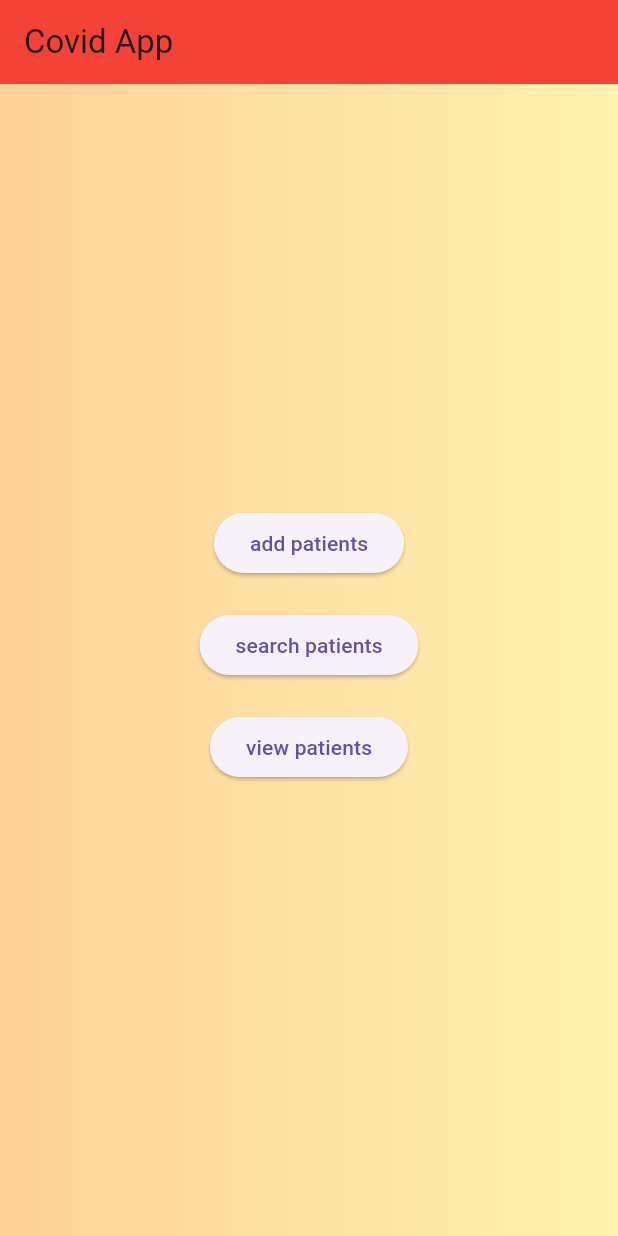
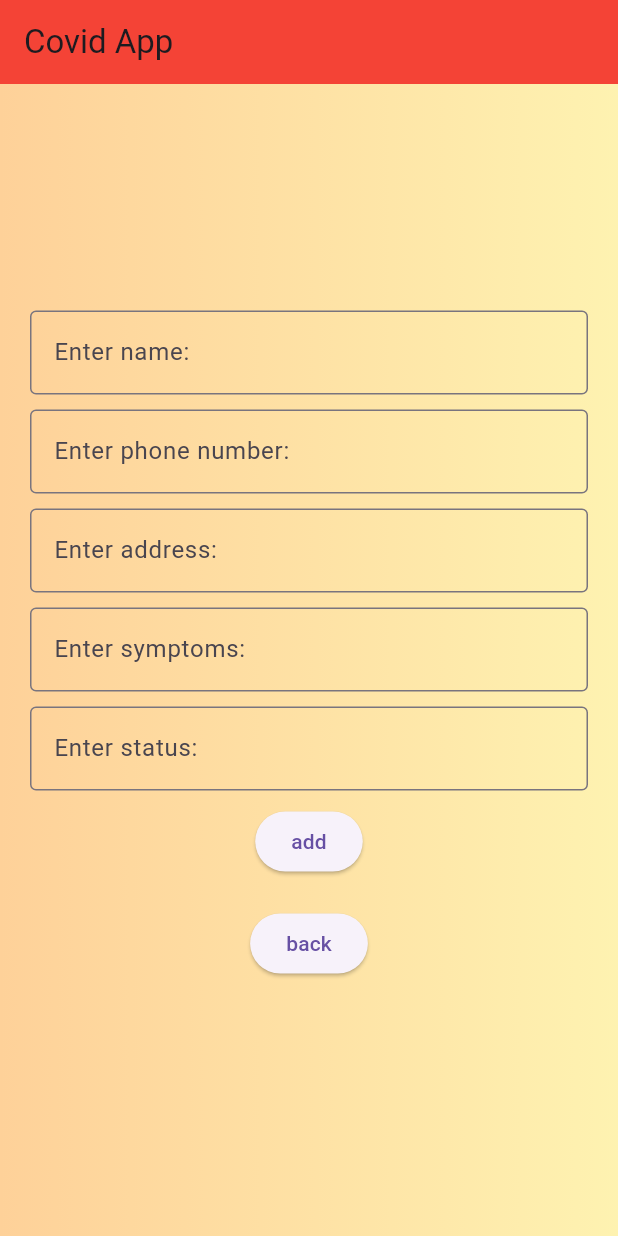
Before and after one commit to leayajoseph/covid_app_frontend, a Flutter app: the screen it shows after launch, after a tap on "add patients", on a phone screen of 412 x 824 dp. Run offline on Flutter 3.47's test engine with Material 3 defaults, Android fonts, the phone set to English and light mode, and no system bars.

Commit message:
add_patient completed

```diff
--- /dev/null
+++ b/lib/models/patient_models.dart
@@ -0,0 +1,49 @@
+// To parse this JSON data, do
+//
+//     final patient = patientFromJson(jsonString);
+
+import 'dart:convert';
+
+List<Patient> patientFromJson(String str) => List<Patient>.from(json.decode(str).map((x) => Patient.fromJson(x)));
+
+String patientToJson(List<Patient> data) => json.encode(List<dynamic>.from(data.map((x) => x.toJson())));
+
+class Patient {
+  String id;
+  String name;
+  String phone;
+  String address;
+  String symptoms;
+  String status;
+  int v;
+
+  Patient({
+    required this.id,
+    required this.name,
+    required this.phone,
+    required this.address,
+    required this.symptoms,
+    required this.status,
+    required this.v,
+  });
+
+  factory Patient.fromJson(Map<String, dynamic> json) => Patient(
+    id: json["_id"],
+    name: json["name"],
+    phone: json["phone"],
+    address: json["address"],
+    symptoms: json["symptoms"],
+    status: json["status"],
+    v: json["__v"],
+  );
+
+  Map<String, dynamic> toJson() => {
+    "_id": id,
+    "name": name,
+    "phone": phone,
+    "address": address,
+    "symptoms": symptoms,
+    "status": status,
+    "__v": v,
+  };
+}
--- a/lib/pages/Covid_app.dart
+++ b/lib/pages/Covid_app.dart
@@ -1,3 +1,4 @@
+import 'package:covid_app/pages/add_patients.dart';
 import 'package:flutter/material.dart';
 
 class CovidApp extends StatelessWidget {
@@ -27,6 +28,7 @@ class CovidApp extends StatelessWidget {
             ElevatedButton(
                 onPressed: ()
                 {
+                  Navigator.push(context, MaterialPageRoute(builder: (context)=>AddPatients()));
 
                 }, child: Text("add patients")),
             SizedBox(height: 20,),
--- /dev/null
+++ b/lib/pages/add_patients.dart
@@ -0,0 +1,110 @@
+import 'dart:convert';
+
+import 'package:covid_app/services/patient_services.dart';
+import 'package:flutter/material.dart';
+
+class AddPatients extends StatefulWidget {
+  const AddPatients({super.key});
+
+  @override
+  State<AddPatients> createState() => _AddPatientsState();
+}
+
+class _AddPatientsState extends State<AddPatients> {
+  TextEditingController ob1=new TextEditingController();
+  TextEditingController ob2=new TextEditingController();
+  TextEditingController ob3=new TextEditingController();
+  TextEditingController ob4=new TextEditingController();
+  TextEditingController ob5=new TextEditingController();
+
+  void sendValues() async
+  {
+    final response=await PatientApiService().sendData(ob1.text, ob2.text, ob3.text, ob4.text, ob5.text);
+    if(response["status"]=="success")
+      {
+        print("successfully added");
+      }
+    else
+      {
+        print("Error");
+      }
+  }
+  @override
+  Widget build(BuildContext context) {
+    return MaterialApp(
+      home: Scaffold(
+        appBar: AppBar(
+          backgroundColor: Colors.red,
+          title: Text("Covid App"),
+        ),
+        body: Container(
+          decoration: BoxDecoration(
+              gradient: LinearGradient(
+                  colors: [
+                    Colors.orange.withOpacity(0.4),
+                    Colors.yellow.withOpacity(0.4)
+                  ]
+              )
+          ),
+          padding: EdgeInsets.all(20),
+          width: double.infinity,
+          child: Column(
+            mainAxisAlignment: MainAxisAlignment.center,
+            children: [
+              TextField(
+                controller: ob1,
+                decoration: InputDecoration(
+                  labelText: "Enter name:",
+                  border: OutlineInputBorder()
+                ),
+              ),
+              SizedBox(height: 10,),
+              TextField(
+                controller: ob2,
+                decoration: InputDecoration(
+                    labelText: "Enter phone number:",
+                    border: OutlineInputBorder()
+                ),
+              ),
+              SizedBox(height: 10,),
+              TextField(
+                controller: ob3,
+                decoration: InputDecoration(
+                    labelText: "Enter address:",
+                    border: OutlineInputBorder()
+                ),
+              ),
+              SizedBox(height: 10,),
+              TextField(
+                controller: ob4,
+                decoration: InputDecoration(
+                    labelText: "Enter symptoms:",
+                    border: OutlineInputBorder()
+                ),
+              ),
+              SizedBox(height: 10,),
+              TextField(
+                controller: ob5,
+                decoration: InputDecoration(
+                    labelText: "Enter status:",
+                    border: OutlineInputBorder()
+                ),
+              ),
+              SizedBox(height: 10,),
+              ElevatedButton(
+                  onPressed: sendValues, child: Text("add")),
+              SizedBox(height: 20,),
+              ElevatedButton(
+                  onPressed: ()
+                  {
+                    Navigator.pop(context);
+                  }, child: Text("back")),
+              SizedBox(height: 20,),
+
+            ],
+          ),
+        ),
+      ),
+    );
+  }
+}
--- /dev/null
+++ b/lib/services/patient_services.dart
@@ -0,0 +1,31 @@
+import 'dart:convert';
+
+import 'package:http/http.dart' as http;
+class PatientApiService
+{
+  Future<dynamic> sendData(
+      String name,String ph, String address, String symptoms,String status
+      ) async{
+    var client=http.Client();
+    var apiUrl=Uri.parse("http://localhost:3001/api/patient/patient_entry");
+    var response=await client.post(apiUrl,
+    headers: <String,String>{
+      "Content-Type":"application/json ; charset=UTF-8"
+    },
+    body:  jsonEncode(<String,String>{
+      "name": name,
+      "phone": ph,
+      "address": address,
+      "symptoms": symptoms,
+      "status": status
+    }));
+    if(response.statusCode==200)
+      {
+        return jsonDecode(response.body);
+      }
+    else
+      {
+        throw Exception("Failed");
+      }
+  }
+}
--- a/pubspec.yaml
+++ b/pubspec.yaml
@@ -35,6 +35,7 @@ dependencies:
   # The following adds the Cupertino Icons font to your application.
   # Use with the CupertinoIcons class for iOS style icons.
   cupertino_icons: ^1.0.2
+  http: ^1.2.0
 
 dev_dependencies:
   flutter_test:
```
Also changed, not shown: pubspec.lock.
